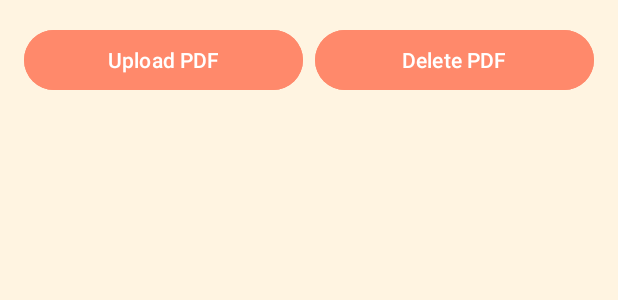
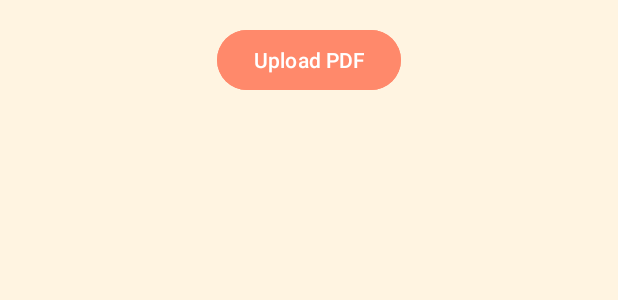
Before and after one commit to Jalpan25/Saraswati_Vidyalaya, an Android app: the layout activity_teacher_library.xml on its own in the app's theme, with its tools: preview values and no code run, on a phone screen of 412 x 824 dp. Shown: the top 300 px of the screen. Run offline under Robolectric (Android 15) with nearby library versions, the phone set to English and light mode, and no system bars.

Commit message:
Complete E-library for Student and Teacher

```diff
--- a/app/build.gradle
+++ b/app/build.gradle
@@ -46,6 +46,7 @@ dependencies {
     testImplementation 'junit:junit:4.13.2'
     androidTestImplementation 'androidx.test.ext:junit:1.1.5'
     androidTestImplementation 'androidx.test.espresso:espresso-core:3.5.1'
-
+    implementation 'com.github.bumptech.glide:glide:4.11.0'
+    annotationProcessor 'com.github.bumptech.glide:compiler:4.11.0'
 
 }
--- a/app/src/main/res/layout/activity_teacher_library.xml
+++ b/app/src/main/res/layout/activity_teacher_library.xml
@@ -4,40 +4,22 @@
     android:layout_height="match_parent"
     android:orientation="vertical"
     android:padding="16dp"
-    android:background="#FFF4E1"> <!-- Light background color -->
+    android:background="#FFF4E1">
 
-    <LinearLayout
-        android:layout_width="match_parent"
+    <Button
+        android:id="@+id/button_upload_pdf"
+        android:layout_width="wrap_content"
         android:layout_height="wrap_content"
-        android:orientation="horizontal"
-        android:gravity="center"
-        android:layout_marginBottom="16dp">
-
-        <Button
-            android:id="@+id/button_upload_pdf"
-            android:layout_width="0dp"
-            android:layout_height="wrap_content"
-            android:layout_weight="1"
-            android:text="Upload PDF"
-            android:backgroundTint="#FF896B"
+        android:text="Upload PDF"
+        android:layout_gravity="center"
+        android:backgroundTint="#FF896B"
         android:textColor="#FFFFFF" />
-
-        <Button
-            android:id="@+id/button_delete_pdf"
-            android:layout_width="0dp"
-            android:layout_height="wrap_content"
-            android:layout_weight="1"
-            android:text="Delete PDF"
-            android:layout_marginStart="8dp"
-            android:backgroundTint="#FF896B"
-            android:textColor="#FFFFFF" />
-    </LinearLayout>
 
     <ListView
         android:id="@+id/list_view_uploaded_pdfs"
         android:layout_width="match_parent"
         android:layout_height="wrap_content"
-        android:choiceMode="multipleChoice"
+
         android:divider="@android:color/darker_gray"
         android:dividerHeight="1dp" />
 
```
Also changed, not shown: app/src/main/AndroidManifest.xml (+7 -4 lines), app/src/main/java/com/example/saraswatividyalaya/StudentLibraryActivity.java (+38 -24 lines), app/src/main/java/com/example/saraswatividyalaya/TeacherLibraryActivity.java (+153 -53 lines).
